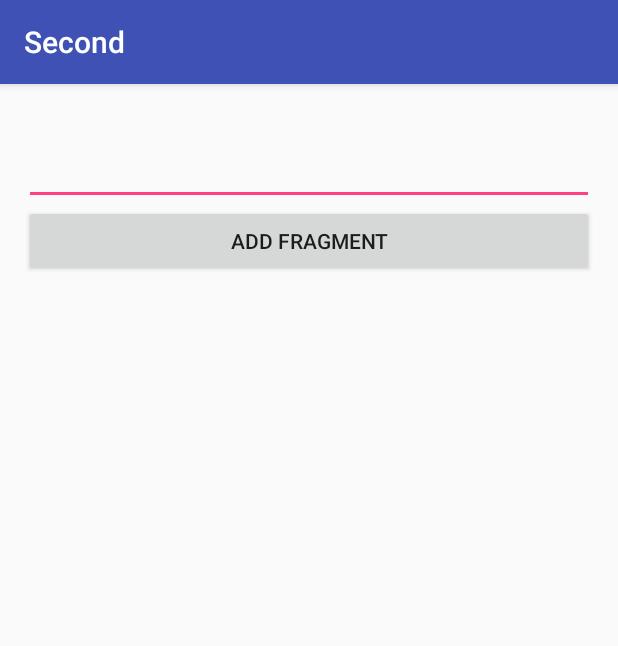
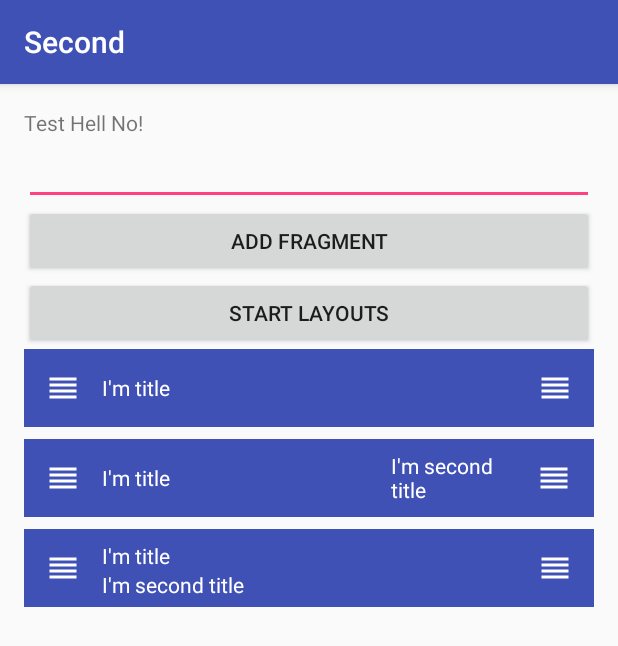
Before and after one commit to deniotokiari/training-epam-2016, an Android app: the SecondActivity screen opened directly, with no data from a screen before it, on a phone screen of 412 x 824 dp. Shown: the top 646 px of the screen. Run offline under Robolectric (Android 15) with nearby library versions, the phone set to English and light mode, and no system bars.

Commit message:
layouts examples added

```diff
--- a/MyApplication/app/build.gradle
+++ b/MyApplication/app/build.gradle
@@ -3,6 +3,7 @@
 android {
     compileSdkVersion 23
     buildToolsVersion "23.0.3"
+    publishNonDefault true
 
     defaultConfig {
         applicationId "com.example.mikhail_sianko.myapplication"
@@ -10,6 +11,7 @@
         targetSdkVersion 23
         versionCode 1
         versionName "1.0"
+        vectorDrawables.useSupportLibrary = true
     }
     buildTypes {
         release {
@@ -23,4 +25,6 @@
     compile fileTree(dir: 'libs', include: ['*.jar'])
     testCompile 'junit:junit:4.12'
     compile 'com.android.support:appcompat-v7:23.4.0'
+    compile 'com.android.support:design:23.4.0'
+    compile 'com.android.support:percent:23.4.0'
 }
--- a/MyApplication/app/src/main/AndroidManifest.xml
+++ b/MyApplication/app/src/main/AndroidManifest.xml
@@ -23,6 +23,9 @@
                 <action android:name="second"/>
             </intent-filter>
         </activity>
+        <activity android:name=".ui.LayoutsActivity"
+                  android:exported="true"
+            android:label="@string/label_layouts"/>
 
         <receiver android:name=".data.SomeReceiver">
             <intent-filter>
--- a/MyApplication/app/src/main/java/com/example/mikhail_sianko/myapplication/ui/FirstFragment.java
+++ b/MyApplication/app/src/main/java/com/example/mikhail_sianko/myapplication/ui/FirstFragment.java
@@ -25,7 +25,7 @@
     @Nullable
     @Override
     public View onCreateView(LayoutInflater inflater, @Nullable ViewGroup container, @Nullable Bundle savedInstanceState) {
-        View view = inflater.inflate(R.layout.fragment, container, false);
+        View view = inflater.inflate(R.layout.fragment_view, container, false);
 
 
         return view;
--- a/MyApplication/app/src/main/java/com/example/mikhail_sianko/myapplication/ui/MainActivity.java
+++ b/MyApplication/app/src/main/java/com/example/mikhail_sianko/myapplication/ui/MainActivity.java
@@ -19,6 +19,10 @@
 
     private EditText editText;
     private TextView textView;
+
+    public void onStartLayouts(View view) {
+        startActivity(new Intent(this, LayoutsActivity.class));
+    }
 
     @Override
     protected void onCreate(Bundle savedInstanceState) {
--- a/MyApplication/app/src/main/java/com/example/mikhail_sianko/myapplication/ui/SecondActivity.java
+++ b/MyApplication/app/src/main/java/com/example/mikhail_sianko/myapplication/ui/SecondActivity.java
@@ -1,62 +1,17 @@
 package com.example.mikhail_sianko.myapplication.ui;
 
-import android.content.Context;
-import android.content.Intent;
 import android.os.Bundle;
 import android.support.annotation.Nullable;
 import android.support.v7.app.AppCompatActivity;
-import android.view.View;
-import android.widget.TextView;
 
 import com.example.mikhail_sianko.myapplication.R;
 
-
-/**
- * Created by Alex Dzeshko on 30-Sep-16.
- */
-
 public class SecondActivity extends AppCompatActivity {
-
-    TextView textView;
-
-    boolean state;
 
     @Override
     protected void onCreate(@Nullable Bundle savedInstanceState) {
         super.onCreate(savedInstanceState);
         setContentView(R.layout.activity_main);
-        textView = (TextView) findViewById(R.id.textView);
-        onNewIntent(getIntent());
-        textView.setOnClickListener(new View.OnClickListener() {
-            @Override
-            public void onClick(View v) {
-                MainActivity.start(SecondActivity.this);
-            }
-        });
-
-        findViewById(R.id.btn_fragment).setOnClickListener(new View.OnClickListener() {
-            @Override
-            public void onClick(View v) {
-                addFragment();
-            }
-        });
     }
 
-    private void addFragment() {
-        state = !state;
-        getSupportFragmentManager().beginTransaction().add(R.id.container, FirstFragment.newInstance(state)).addToBackStack("state").commit();
-    }
-
-    @Override
-    protected void onNewIntent(Intent intent) {
-        super.onNewIntent(intent);
-        textView.setText(getIntent().getStringExtra("value"));
-    }
-
-    public static void start(Context context, String value) {
-        Intent intent = new Intent(context, SecondActivity.class);
-        intent.putExtra("value", value);
-        intent.setFlags(Intent.FLAG_ACTIVITY_NO_ANIMATION);
-        context.startActivity(intent);
-    }
 }
--- /dev/null
+++ b/MyApplication/app/src/main/java/com/example/mikhail_sianko/myapplication/view/MyCustomViewWithLayout.java
@@ -0,0 +1,44 @@
+package com.example.mikhail_sianko.myapplication.view;
+
+import android.annotation.TargetApi;
+import android.content.Context;
+import android.os.Build;
+import android.util.AttributeSet;
+import android.view.View;
+import android.widget.FrameLayout;
+import android.widget.Toast;
+
+import com.example.mikhail_sianko.myapplication.R;
+
+public class MyCustomViewWithLayout extends FrameLayout {
+
+    public MyCustomViewWithLayout(final Context context) {
+        super(context);
+        init(context, null);
+    }
+
+    public MyCustomViewWithLayout(final Context context, final AttributeSet attrs) {
+        super(context, attrs);
+        init(context, attrs);
+    }
+
+    public MyCustomViewWithLayout(final Context context, final AttributeSet attrs, final int defStyleAttr) {
+        super(context, attrs, defStyleAttr);
+        init(context, attrs);
+    }
+
+    @TargetApi(Build.VERSION_CODES.LOLLIPOP)
+    public MyCustomViewWithLayout(final Context context, final AttributeSet attrs, final int defStyleAttr, final int defStyleRes) {
+        super(context, attrs, defStyleAttr, defStyleRes);
+        init(context, attrs);
+    }
+
+
+
+    private void init(final Context pContext, final AttributeSet pAttrs) {
+        View.inflate(pContext, R.layout.view_my_custom_view_with_layout, this);
+        Toast.makeText(pContext, "I'm here", Toast.LENGTH_SHORT).show();
+        //TODO any custom logic
+    }
+
+}
--- /dev/null
+++ b/MyApplication/app/src/main/res/drawable/ic_reorder_white_24dp.xml
@@ -0,0 +1,9 @@
+<vector xmlns:android="http://schemas.android.com/apk/res/android"
+        android:width="24dp"
+        android:height="24dp"
+        android:viewportWidth="24.0"
+        android:viewportHeight="24.0">
+    <path
+        android:fillColor="#FFFFFFFF"
+        android:pathData="M3,15h18v-2L3,13v2zM3,19h18v-2L3,17v2zM3,11h18L21,9L3,9v2zM3,5v2h18L21,5L3,5z"/>
+</vector>
--- a/MyApplication/app/src/main/res/layout/activity_main.xml
+++ b/MyApplication/app/src/main/res/layout/activity_main.xml
@@ -26,8 +26,17 @@
         android:layout_width="match_parent"
         android:layout_height="wrap_content"
         android:text="add fragment"/>
+    <Button
+        android:layout_width="match_parent"
+        android:layout_height="wrap_content"
+        android:onClick="onStartLayouts"
+        android:text="start layouts"/>
+    <com.example.mikhail_sianko.myapplication.view.MyCustomViewWithLayout
+        android:layout_width="match_parent"
+        android:layout_height="wrap_content"/>
     <FrameLayout
         android:id="@+id/container"
         android:layout_width="match_parent"
-        android:layout_height="match_parent"></FrameLayout>
+        android:layout_height="match_parent"/>
+
 </LinearLayout>
--- /dev/null
+++ b/MyApplication/app/src/main/res/layout/view_bars.xml
@@ -0,0 +1,125 @@
+<?xml version="1.0" encoding="utf-8"?>
+<merge xmlns:tools="http://schemas.android.com/tools"
+       xmlns:app="http://schemas.android.com/apk/res-auto"
+       xmlns:android="http://schemas.android.com/apk/res/android"
+       tools:showIn="@layout/activity_layouts">
+
+
+    <FrameLayout
+        android:layout_width="match_parent"
+        android:layout_height="@dimen/default_icon_size"
+        android:background="?attr/colorPrimary"
+        >
+
+        <ImageButton
+            android:onClick="onHamburgerIconClick"
+            android:layout_width="@dimen/default_icon_size"
+            android:layout_height="@dimen/default_icon_size"
+            android:background="?attr/selectableItemBackground"
+            app:srcCompat="@drawable/ic_reorder_white_24dp"
+            android:layout_gravity="center_vertical"
+            />
+
+        <TextView
+            android:layout_width="match_parent"
+            android:layout_height="wrap_content"
+            android:text="I'm title"
+            android:layout_marginLeft="@dimen/default_icon_size"
+            android:layout_gravity="center_vertical"
+            android:textColor="@android:color/white"/>
+
+        <ImageButton
+            android:onClick="onHamburgerIconClick"
+            android:layout_width="@dimen/default_icon_size"
+            android:layout_height="@dimen/default_icon_size"
+            android:background="?attr/selectableItemBackground"
+            app:srcCompat="@drawable/ic_reorder_white_24dp"
+            android:layout_gravity="center_vertical|right"
+            />
+    </FrameLayout>
+
+    <LinearLayout
+        android:layout_marginTop="8dp"
+        android:layout_width="match_parent"
+        android:layout_height="@dimen/default_icon_size"
+        android:background="?attr/colorPrimary"
+        android:orientation="horizontal"
+        >
+
+        <ImageButton
+            android:onClick="onHamburgerIconClick"
+            android:layout_width="@dimen/default_icon_size"
+            android:layout_height="@dimen/default_icon_size"
+            android:background="?attr/selectableItemBackground"
+            app:srcCompat="@drawable/ic_reorder_white_24dp"
+            />
+
+        <TextView
+            android:layout_width="0dip"
+            android:layout_height="wrap_content"
+            android:layout_weight="0.7"
+            android:text="I'm title"
+            android:layout_gravity="center_vertical"
+            android:textColor="@android:color/white"/>
+
+        <TextView
+            android:layout_width="0dip"
+            android:layout_height="wrap_content"
+            android:layout_weight="0.3"
+            android:text="I'm second title"
+            android:layout_gravity="center_vertical"
+            android:textColor="@android:color/white"/>
+
+        <ImageButton
+            android:onClick="onHamburgerIconClick"
+            android:layout_width="@dimen/default_icon_size"
+            android:layout_height="@dimen/default_icon_size"
+            android:background="?attr/selectableItemBackground"
+            app:srcCompat="@drawable/ic_reorder_white_24dp"
+            />
+    </LinearLayout>
+
+    <RelativeLayout
+        android:layout_marginTop="8dp"
+        android:layout_width="match_parent"
+        android:layout_height="wrap_content"
+        android:background="?attr/colorPrimary"
+        android:orientation="horizontal"
+        >
+
+        <ImageButton
+            android:id="@+id/btn1"
+            android:onClick="onHamburgerIconClick"
+            android:layout_width="@dimen/default_icon_size"
+            android:layout_height="@dimen/default_icon_size"
+            android:background="?attr/selectableItemBackground"
+            app:srcCompat="@drawable/ic_reorder_white_24dp"
+            />
+
+        <TextView
+            android:id="@+id/text1"
+            android:layout_toRightOf="@id/btn1"
+            android:layout_width="wrap_content"
+            android:layout_height="wrap_content"
+            android:layout_marginTop="8dip"
+            android:text="I'm title"
+            android:textColor="@android:color/white"/>
+
+        <TextView
+            android:layout_width="wrap_content"
+            android:layout_height="wrap_content"
+            android:text="I'm second title"
+            android:layout_below="@id/text1"
+            android:layout_toRightOf="@id/btn1"
+            android:textColor="@android:color/white"/>
+
+        <ImageButton
+            android:onClick="onHamburgerIconClick"
+            android:layout_width="@dimen/default_icon_size"
+            android:layout_height="@dimen/default_icon_size"
+            android:layout_alignParentRight="true"
+            android:background="?attr/selectableItemBackground"
+            app:srcCompat="@drawable/ic_reorder_white_24dp"
+            />
+    </RelativeLayout>
+</merge>
--- /dev/null
+++ b/MyApplication/app/src/main/res/layout/view_my_custom_view_with_layout.xml
@@ -0,0 +1,13 @@
+<?xml version="1.0" encoding="utf-8"?>
+<LinearLayout xmlns:android="http://schemas.android.com/apk/res/android"
+              xmlns:app="http://schemas.android.com/apk/res-auto"
+              xmlns:tools="http://schemas.android.com/tools"
+              android:layout_width="match_parent"
+              android:layout_height="wrap_content"
+              android:orientation="vertical"
+              >
+
+    <include layout="@layout/view_bars"/>
+
+
+</LinearLayout>
--- /dev/null
+++ b/MyApplication/app/src/main/res/values-land/dimens.xml
@@ -0,0 +1,3 @@
+<resources>
+    <dimen name="default_icon_size">30dp</dimen>
+</resources>
--- a/MyApplication/app/src/main/res/values/dimens.xml
+++ b/MyApplication/app/src/main/res/values/dimens.xml
@@ -2,4 +2,5 @@
     <!-- Default screen margins, per the Android Design guidelines. -->
     <dimen name="activity_horizontal_margin">16dp</dimen>
     <dimen name="activity_vertical_margin">16dp</dimen>
+    <dimen name="default_icon_size">52dp</dimen>
 </resources>
--- a/MyApplication/app/src/main/res/values/strings.xml
+++ b/MyApplication/app/src/main/res/values/strings.xml
@@ -1,4 +1,5 @@
 <resources>
     <string name="app_name">My Application</string>
     <string name="label_second_activity">Second</string>
+    <string name="label_layouts">Layouts</string>
 </resources>
```
Also changed, not shown: MyApplication/app/src/main/java/com/example/mikhail_sianko/myapplication/ui/LayoutsActivity.java (added, +30 -0 lines), MyApplication/app/src/main/java/com/example/mikhail_sianko/myapplication/view/OneTimeButton.java (added, +59 -0 lines), MyApplication/app/src/main/res/layout-land/activity_layouts.xml (added, +19 -0 lines), MyApplication/app/src/main/res/layout/activity_layouts.xml (added, +33 -0 lines), MyApplication/app/src/main/res/layout/fragment_view.xml (renamed from MyApplication/app/src/main/res/layout/fragment.xml).
